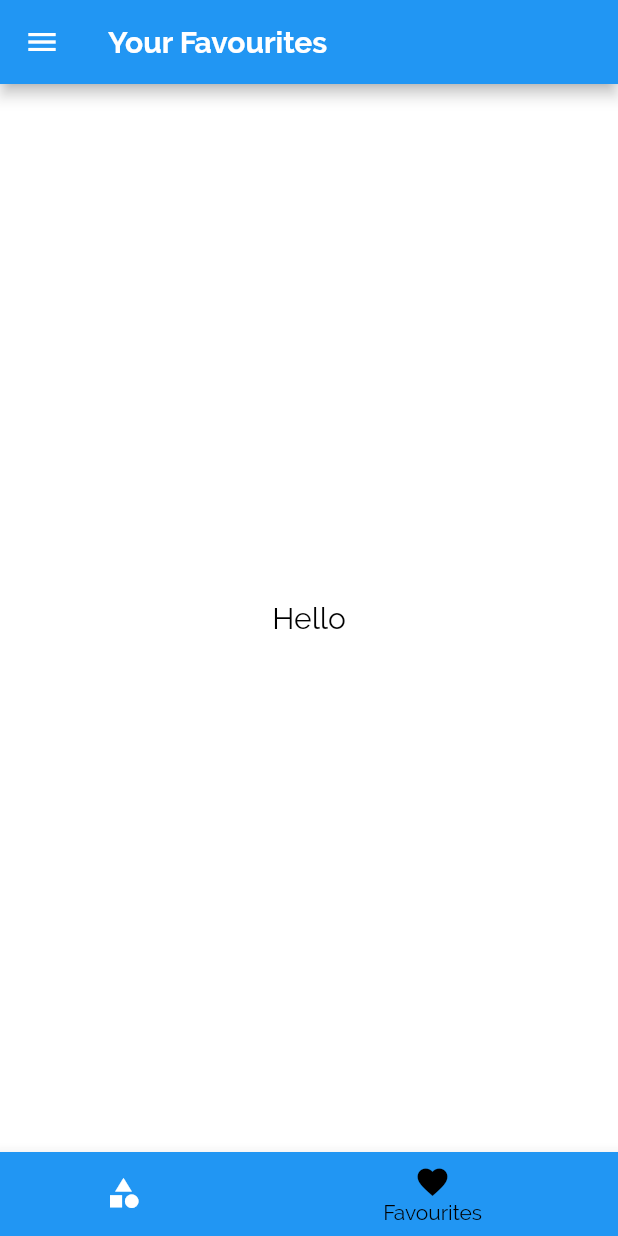
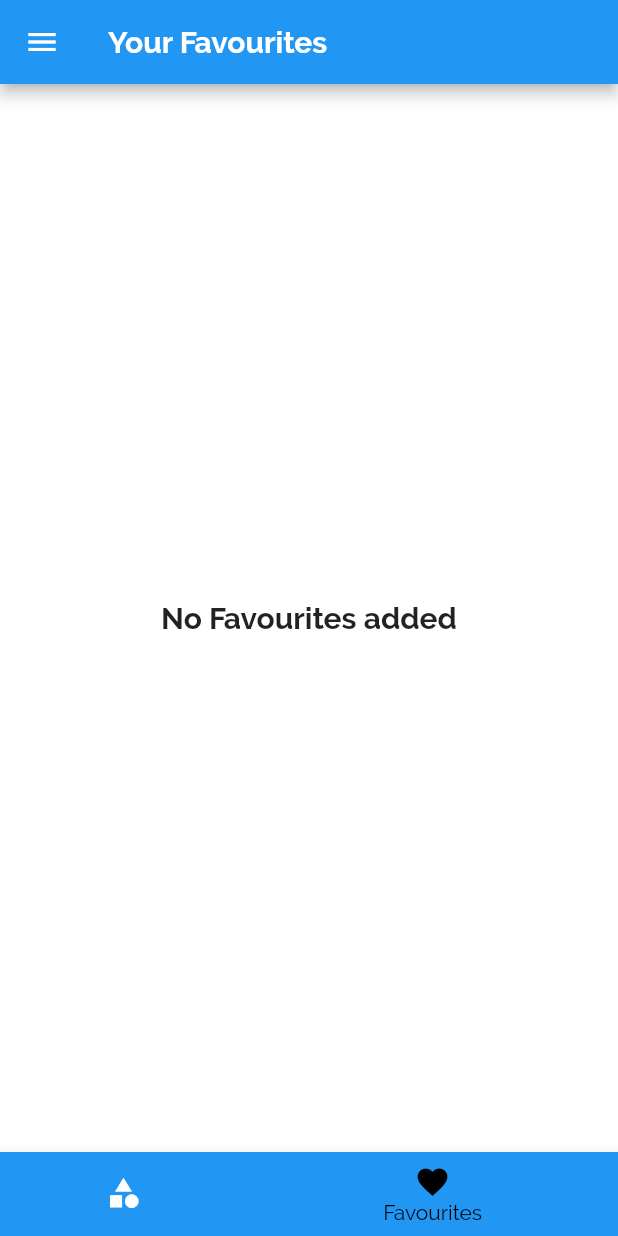
Before and after one commit to shreyashroars/meals_app, a Flutter app: the screen it shows after launch, item 2 of the bottom bar chosen, on a phone screen of 412 x 824 dp. Run offline on Flutter 3.47's test engine with Material 2 defaults, Android fonts, the phone set to English and light mode, and no system bars.

Commit message:
final commit

```diff
--- a/lib/main.dart
+++ b/lib/main.dart
@@ -24,6 +24,7 @@ class _MyAppState extends State<MyApp> {
     'vegetarian': false
   };
   List<Meal> availableMeals = DUMMY_MEALS;
+  List<Meal> favouriteMeals = [];
   void setFilters(Map<String, bool> filterdata) {
     setState(() {
       filters = filterdata;
@@ -45,13 +46,29 @@ class _MyAppState extends State<MyApp> {
     });
   }
 
+  void toggleFavourites(String mealId) {
+    setState(() {
+      final existingIndex =
+          favouriteMeals.indexWhere((meal) => meal.id == mealId);
+      if (existingIndex >= 0) {
+        favouriteMeals.removeAt(existingIndex);
+      } else {
+        favouriteMeals.add(DUMMY_MEALS.firstWhere((meal) => meal.id == mealId));
+      }
+    });
+  }
+
+  bool isFavourite(String mealId) {
+    return favouriteMeals.any((meal) => meal.id == mealId);
+  }
+
   @override
   Widget build(BuildContext context) {
     return MaterialApp(
       title: 'DeliMeals',
       theme: ThemeData(
           colorScheme: ColorScheme.fromSwatch(primarySwatch: Colors.blue)
-              .copyWith(secondary: Color.fromARGB(255, 211, 22, 120)),
+              .copyWith(secondary: const Color.fromARGB(255, 232, 37, 137)),
           canvasColor: Colors.white,
           fontFamily: 'Raleway',
           textTheme: ThemeData.light().textTheme.copyWith(
@@ -63,10 +80,11 @@ class _MyAppState extends State<MyApp> {
                   fontWeight: FontWeight.bold))),
       //home: CategoriesScreen(),
       routes: {
-        '/': (ctx) => TabsScreen(),
+        '/': (ctx) => TabsScreen(favouriteMeals),
         CategoryMealScreen.routeName: (ctx) =>
             CategoryMealScreen(availableMeals),
-        MealDetailScreen.routeName: (ctx) => MealDetailScreen(),
+        MealDetailScreen.routeName: (ctx) =>
+            MealDetailScreen(toggleFavourites, isFavourite),
         FilterScreen.routeName: (ctx) => FilterScreen(filters, setFilters)
       },
       onUnknownRoute: (settings) {
--- a/lib/screens/favourite_screen.dart
+++ b/lib/screens/favourite_screen.dart
@@ -1,15 +1,33 @@
 import 'package:flutter/material.dart';
 
+import '../models/meal.dart';
+import '../widgets/meal-item.dart';
+
 class FavouriteScreen extends StatelessWidget {
+  final List<Meal> favouriteMeals;
   //const FavouriteScreen({ Key? key }) : super(key: key);
+  FavouriteScreen(this.favouriteMeals);
 
   @override
   Widget build(BuildContext context) {
-    return const Center(
-      child: Text(
-        'Hello',
-        style: TextStyle(fontSize: 20, color: Colors.black),
-      ),
-    );
+    return favouriteMeals.isEmpty
+        ? Center(
+            child: Text(
+              'No Favourites added',
+              style: Theme.of(context).textTheme.headline6,
+            ),
+          )
+        : ListView.builder(
+            itemBuilder: (ctx, index) {
+              return MealItem(
+                  id: favouriteMeals[index].id,
+                  title: favouriteMeals[index].title,
+                  imageUrl: favouriteMeals[index].imageUrl,
+                  duration: favouriteMeals[index].duration,
+                  complexity: favouriteMeals[index].complexity,
+                  affordability: favouriteMeals[index].affordability);
+            },
+            itemCount: favouriteMeals.length,
+          );
   }
 }
--- a/lib/screens/tabs_screen.dart
+++ b/lib/screens/tabs_screen.dart
@@ -2,17 +2,26 @@ import 'package:flutter/material.dart';
 import 'package:meals_app/screens/categories_screen.dart';
 import 'package:meals_app/screens/favourite_screen.dart';
 import 'package:meals_app/widgets/main_drawer.dart';
+import '../models/meal.dart';
 
 class TabsScreen extends StatefulWidget {
+  List<Meal> favouriteMeals;
+  TabsScreen(this.favouriteMeals);
   @override
   State<TabsScreen> createState() => _TabsScreenState();
 }
 
 class _TabsScreenState extends State<TabsScreen> {
-  List<Widget> arr = [
-    CategoriesScreen(),
-    FavouriteScreen(),
-  ];
+  List<Widget> arr;
+  @override
+  void initState() {
+    super.initState();
+    arr = [
+      CategoriesScreen(),
+      FavouriteScreen(widget.favouriteMeals),
+    ];
+  }
+
   int selectedPageIndex = 0;
   void _selectededPage(int index) {
     setState(() {
```
Also changed, not shown: lib/screens/meal_detail_screen.dart (+5 -2 lines).
